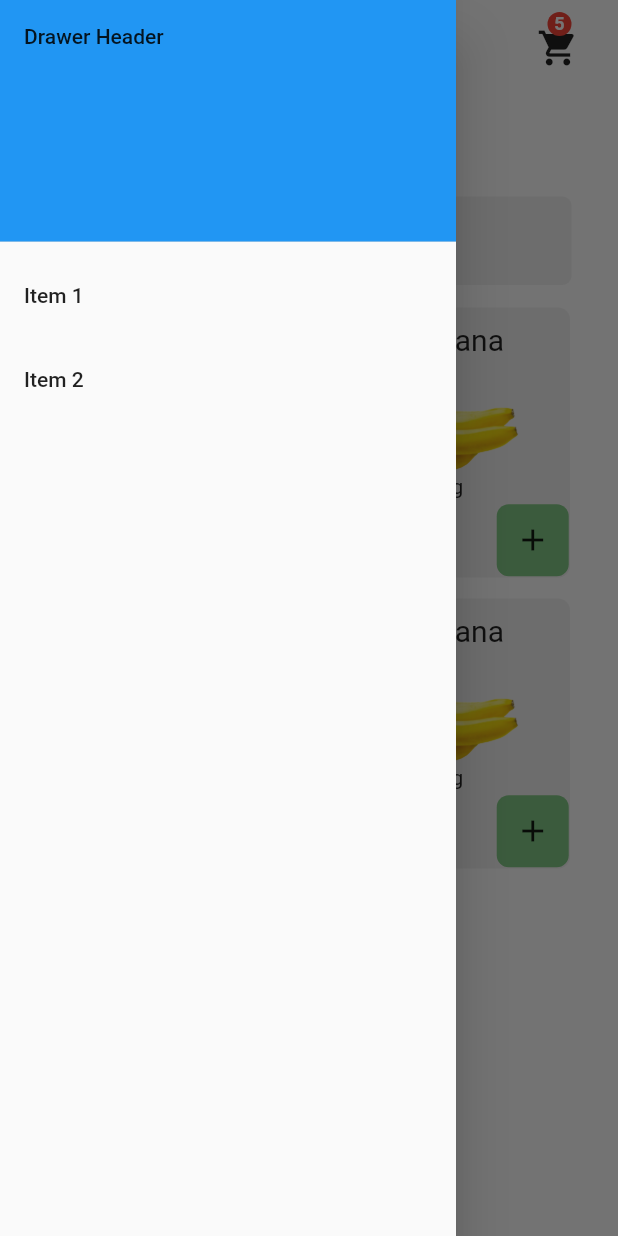
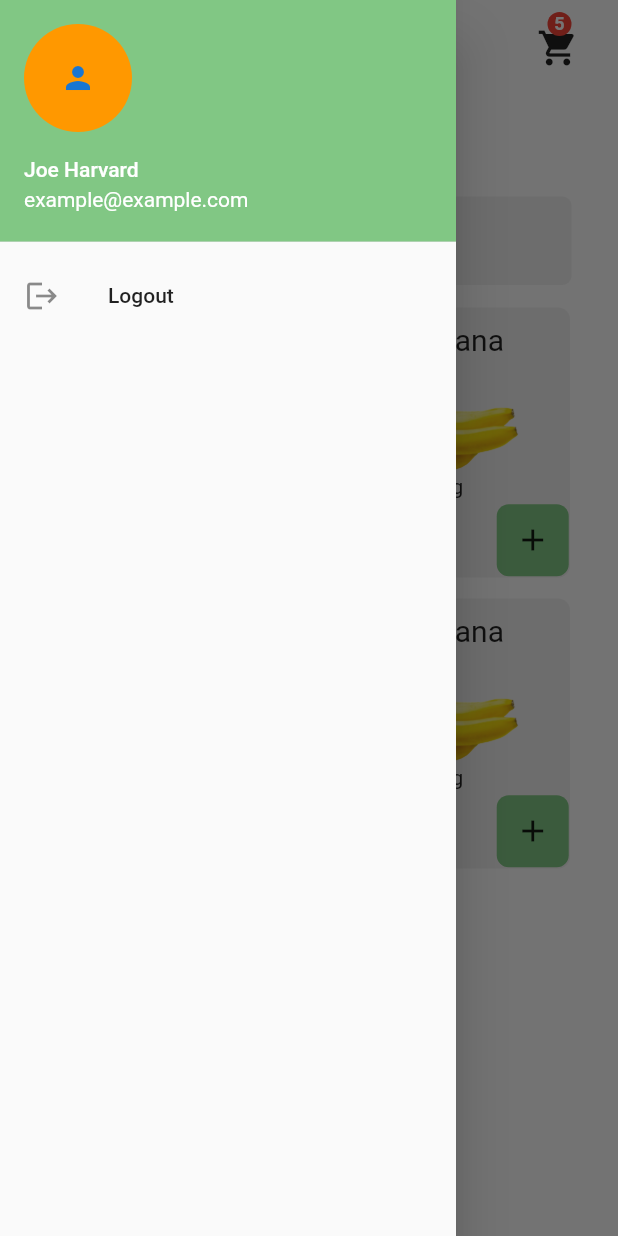
Before and after one commit to Shubbair/Fresh-Garden-App, a Flutter app: the DataScreen screen opened by its route, with the side drawer open, on a phone screen of 412 x 824 dp. Run offline on Flutter 3.47's test engine with Material 2 defaults, Android fonts, the phone set to English and light mode, and no system bars; Roboto replaces fonts that are missing (WorkSansLight).

Commit message:
adding some edite

```diff
--- a/lib/categiory.dart
+++ b/lib/categiory.dart
@@ -9,52 +9,34 @@ class DataScreen extends StatelessWidget {
   Widget build(BuildContext context) {
     return Scaffold(
       resizeToAvoidBottomInset: true,
-      drawer: Drawer(
-        // Add a ListView to the drawer. This ensures the user can scroll
-        // through the options in the drawer if there isn't enough vertical
-        // space to fit everything.
+     drawer: Drawer(
         child: ListView(
-          // Important: Remove any padding from the ListView.
           padding: EdgeInsets.zero,
-          children: [
-            const DrawerHeader(
-              decoration: BoxDecoration(
-                color: Colors.blue,
+          children: <Widget>[
+            UserAccountsDrawerHeader(
+                decoration: BoxDecoration(
+    color: Colors.green[300],
+  ),
+              accountName: Text("Joe Harvard"),
+              accountEmail: Text("example@example.com"),
+              currentAccountPicture: CircleAvatar(
+                backgroundColor: Colors.orange,
+                child: Icon(Icons.person),
               ),
-              child: Text('Drawer Header'),
+
             ),
             ListTile(
-              title: const Text('Item 1'),
+              leading: Icon(Icons.logout), title: Text("Logout"),
               onTap: () {
-                // Update the state of the app
-                // ...
-                // Then close the drawer
-                Navigator.pop(context);
-              },
-            ),
-            ListTile(
-              title: const Text('Item 2'),
-              onTap: () {
-                // Update the state of the app
-                // ...
-                // Then close the drawer
-                Navigator.pop(context);
+                  Navigator.pushNamed(context, '/login');
               },
             ),
           ],
         ),
-      ),
+     ),
       appBar: AppBar(
+        iconTheme: IconThemeData(color: Colors.black87),
         elevation: 0.0,
-        leading: IconButton(
-            onPressed: () {
-              // Scaffold.of(context).openDrawer();
-             },
-            icon: Icon(
-              Icons.list,
-              color: Colors.black87,
-              size: 28.0,
-            )),
         backgroundColor: Color(0XFFFAFAFA),
         actions: [
           Padding(
@@ -94,7 +76,6 @@ class DataScreen extends StatelessWidget {
         ],
         // IconButton(icon: Icon(Icons.shopping_cart), onPressed: () {},color: Colors.black,),
       ),
-      //SizedBox(child: Image(image: new AssetImage('images/home.png'),),width:280,)
       body: Column(
         children: [
           Row(
```
